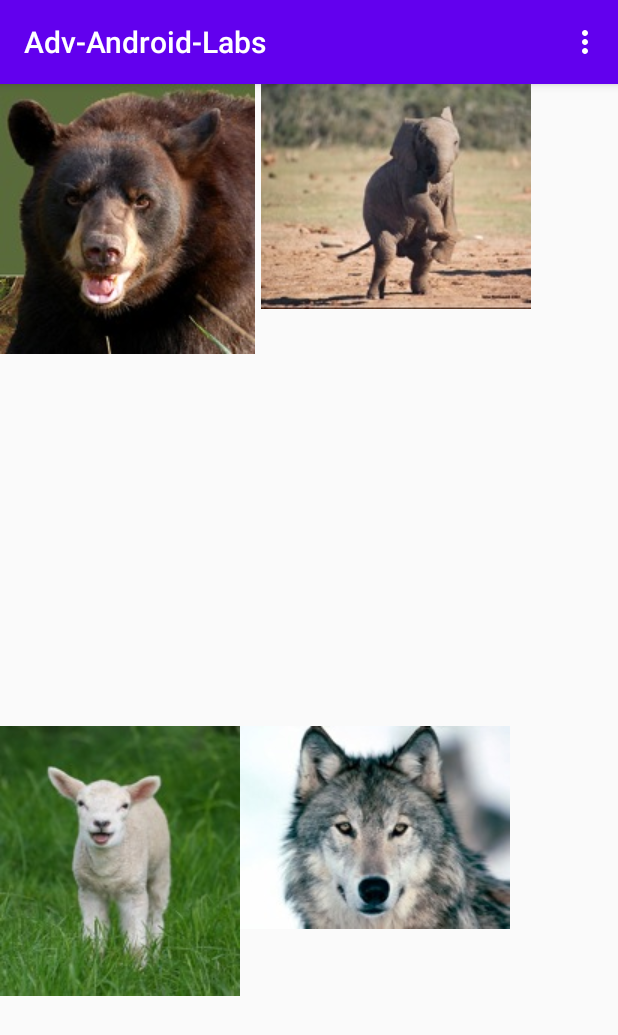
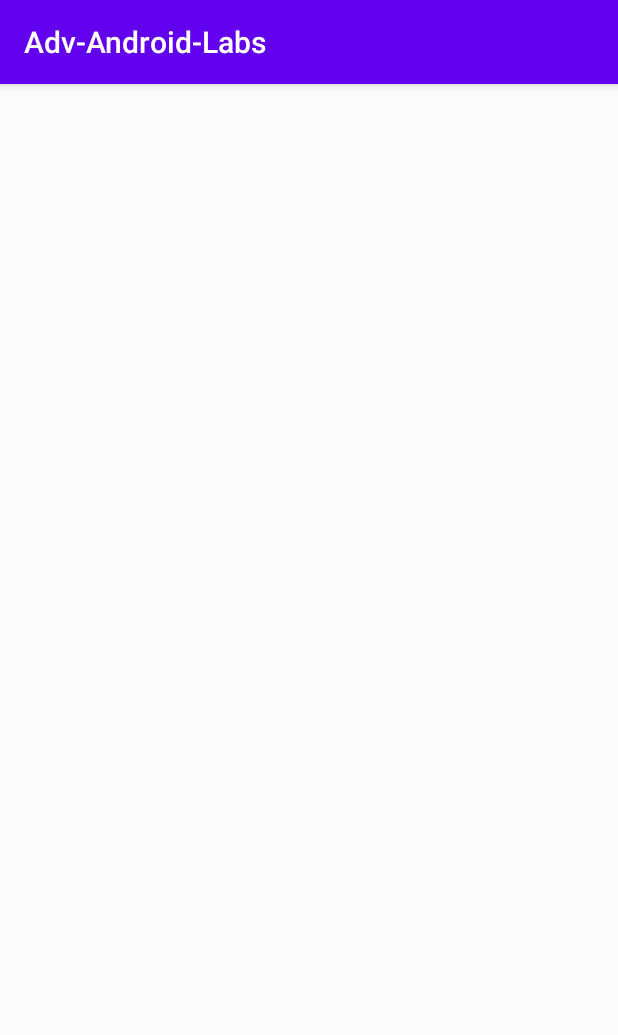
Before and after one commit to pbenipal61/Adv-Android-Labs, an Android app: the screen it shows after launch (Lab3_3 before the commit, Lab3_4 after it), after a tap on "LAB 3.3", on a phone screen of 412 x 824 dp. Shown: the top 1035 px of the screen. Run offline under Robolectric (Android 15) with nearby library versions, the phone set to English and light mode, and no system bars.

Commit message:
Setup for Lab3.4

```diff
--- a/app/src/main/AndroidManifest.xml
+++ b/app/src/main/AndroidManifest.xml
@@ -9,7 +9,8 @@
         android:roundIcon="@mipmap/ic_launcher_round"
         android:supportsRtl="true"
         android:theme="@style/AppTheme">
-        <activity android:name=".Lab3.Lab3_3"></activity>
+        <activity android:name=".Lab3.Lab3_4"></activity>
+        <activity android:name=".Lab3.Lab3_3" />
         <activity android:name=".Lab3.Lab3_2" />
         <activity android:name=".Lab3.Lab31" />
         <activity android:name=".Lab2.Lab2_4" />
--- /dev/null
+++ b/app/src/main/java/com/postmaninteractive/adv_android_labs/Lab3/Lab3_4.java
@@ -0,0 +1,15 @@
+package com.postmaninteractive.adv_android_labs.Lab3;
+
+import android.support.v7.app.AppCompatActivity;
+import android.os.Bundle;
+
+import com.postmaninteractive.adv_android_labs.R;
+
+public class Lab3_4 extends AppCompatActivity {
+
+    @Override
+    protected void onCreate(Bundle savedInstanceState) {
+        super.onCreate(savedInstanceState);
+        setContentView(R.layout.activity_lab3_4);
+    }
+}
--- a/app/src/main/java/com/postmaninteractive/adv_android_labs/MainActivity.java
+++ b/app/src/main/java/com/postmaninteractive/adv_android_labs/MainActivity.java
@@ -12,6 +12,7 @@ import com.postmaninteractive.adv_android_labs.Lab2.Lab2_4;
 import com.postmaninteractive.adv_android_labs.Lab3.Lab31;
 import com.postmaninteractive.adv_android_labs.Lab3.Lab3_2;
 import com.postmaninteractive.adv_android_labs.Lab3.Lab3_3;
+import com.postmaninteractive.adv_android_labs.Lab3.Lab3_4;
 
 public class MainActivity extends AppCompatActivity {
 
@@ -73,5 +74,14 @@ public class MainActivity extends AppCompatActivity {
                 startActivity(intent);
             }
         });
+
+        Button lab34 = (Button) findViewById(R.id.lab_3_4);
+        lab33.setOnClickListener(new View.OnClickListener() {
+            @Override
+            public void onClick(View view) {
+                Intent intent = new Intent(getApplicationContext(), Lab3_4.class);
+                startActivity(intent);
+            }
+        });
     }
 }
--- /dev/null
+++ b/app/src/main/res/layout/activity_lab3_4.xml
@@ -0,0 +1,9 @@
+<?xml version="1.0" encoding="utf-8"?>
+<android.support.constraint.ConstraintLayout xmlns:android="http://schemas.android.com/apk/res/android"
+    xmlns:app="http://schemas.android.com/apk/res-auto"
+    xmlns:tools="http://schemas.android.com/tools"
+    android:layout_width="match_parent"
+    android:layout_height="match_parent"
+    tools:context=".Lab3.Lab3_4">
+
+</android.support.constraint.ConstraintLayout>
--- a/app/src/main/res/layout/activity_main.xml
+++ b/app/src/main/res/layout/activity_main.xml
@@ -52,6 +52,11 @@
                     android:layout_width="wrap_content"
                     android:layout_height="wrap_content"
                     android:text="Lab 3.3" />
+                <Button
+                    android:id="@+id/lab_3_4"
+                    android:layout_width="wrap_content"
+                    android:layout_height="wrap_content"
+                    android:text="Lab 3.4" />
             </LinearLayout>
         </RelativeLayout>
     </RelativeLayout>
```
